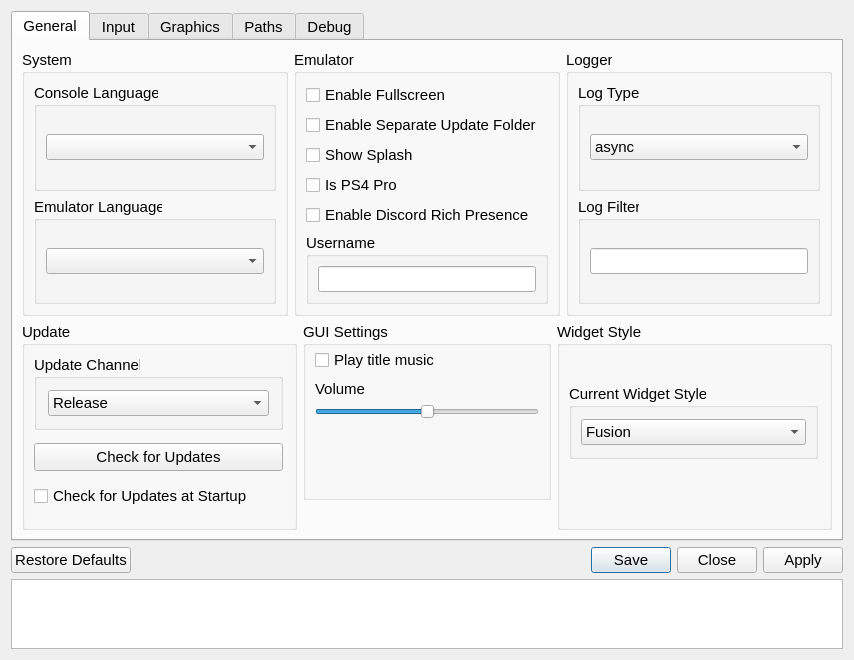
This is src/qt_gui/settings_dialog.ui in shadps4-emu/shadPS4 as Qt 5 draws it before an edit. The edited form follows.
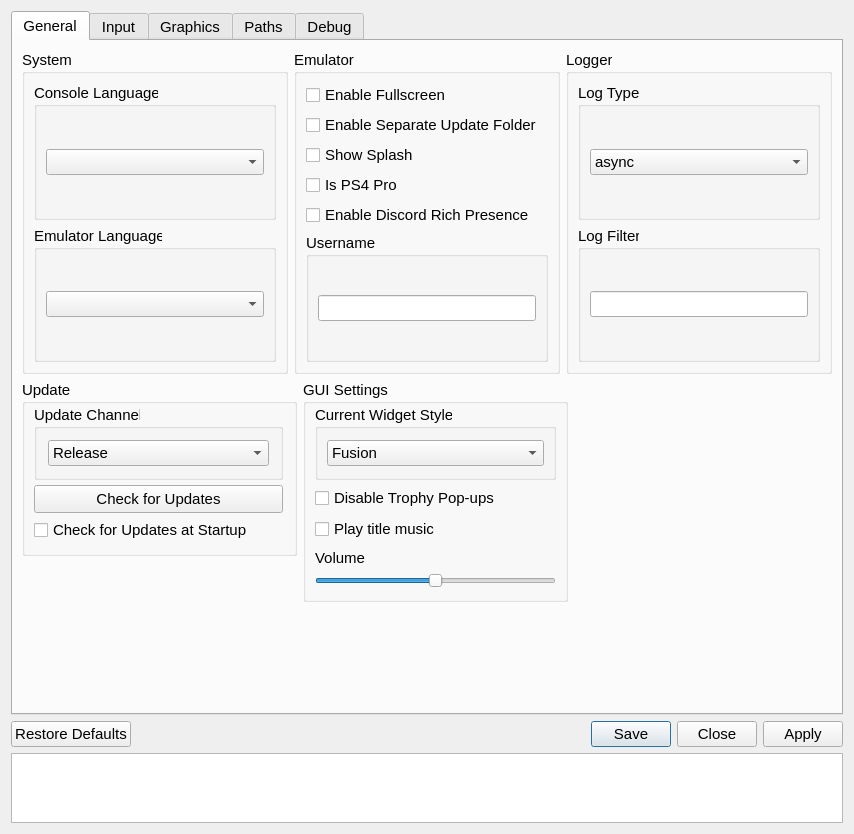
This is the edited form. Icons and pictures are not drawn.

Commit message:
Change location of widget style selection button
This should fix any conflicts with https://github.com/shadps4-emu/shadPS4/commit/433d9459e09cd9ce3a1d02cc78d901b66d25335f

What changed in the file:
```diff
--- a/src/qt_gui/settings_dialog.ui
+++ b/src/qt_gui/settings_dialog.ui
@@ -12,7 +12,7 @@
     <x>0</x>
     <y>0</y>
     <width>854</width>
-    <height>660</height>
+    <height>834</height>
    </rect>
   </property>
   <property name="sizePolicy">
@@ -59,9 +59,9 @@
       <property name="geometry">
        <rect>
         <x>0</x>
-        <y>0</y>
-        <width>822</width>
-        <height>554</height>
+        <y>-97</y>
+        <width>815</width>
+        <height>618</height>
        </rect>
       </property>
       <property name="sizePolicy">
@@ -296,9 +296,7 @@
             <property name="bottomMargin">
              <number>0</number>
             </property>
-           </layout>
-          </item>
-          <item>
+            <item alignment="Qt::AlignmentFlag::AlignTop">
            <widget class="QGroupBox" name="updaterGroupBox">
             <property name="sizePolicy">
              <sizepolicy hsizetype="Preferred" vsizetype="MinimumExpanding">
@@ -443,6 +441,8 @@
             </layout>
            </widget>
           </item>
+           </layout>
+          </item>
           <item>
            <layout class="QVBoxLayout" name="GUITabLayoutMiddle" stretch="0">
             <item alignment="Qt::AlignmentFlag::AlignTop">
@@ -469,6 +469,81 @@
                <property name="bottomMargin">
                 <number>11</number>
                </property>
+               <item>
+                <widget class="QGroupBox" name="widgetComboBox">
+                 <property name="sizePolicy">
+                  <sizepolicy hsizetype="Preferred" vsizetype="Fixed">
+                   <horstretch>0</horstretch>
+                   <verstretch>0</verstretch>
+                  </sizepolicy>
+                 </property>
+                 <property name="minimumSize">
+                  <size>
+                   <width>0</width>
+                   <height>75</height>
+                  </size>
+                 </property>
+                 <property name="maximumSize">
+                  <size>
+                   <width>16777215</width>
+                   <height>16777215</height>
+                  </size>
+                 </property>
+                 <property name="title">
+                  <string>Current Widget Style</string>
+                 </property>
+                 <layout class="QVBoxLayout" name="currentwidgetLayout">
+                  <item>
+                   <widget class="QComboBox" name="currentwidgetComboBox">
+                    <property name="enabled">
+                     <bool>true</bool>
+                    </property>
+                    <property name="sizePolicy">
+                     <sizepolicy hsizetype="Preferred" vsizetype="Fixed">
+                      <horstretch>0</horstretch>
+                      <verstretch>0</verstretch>
+                     </sizepolicy>
+                    </property>
+                    <property name="minimumSize">
+                     <size>
+                      <width>0</width>
+                      <height>0</height>
+                     </size>
+                    </property>
+                    <property name="sizeIncrement">
+                     <size>
+                      <width>0</width>
+                      <height>0</height>
+                     </size>
+                    </property>
+                    <property name="baseSize">
+                     <size>
+                      <width>0</width>
+                      <height>0</height>
+                     </size>
+                    </property>
+                    <item>
+                     <property name="text">
+                      <string>Fusion</string>
+                     </property>
+                    </item>
+                    <item>
+                     <property name="text">
+                      <string>System</string>
+                     </property>
+                    </item>
+                   </widget>
+                  </item>
+                 </layout>
+                </widget>
+               </item>
+               <item>
+                <widget class="QCheckBox" name="disableTrophycheckBox">
+                 <property name="text">
+                  <string>Disable Trophy Pop-ups</string>
+                 </property>
+                </widget>
+               </item>
                <item>
                 <layout class="QVBoxLayout" name="GUIMusicLayout">
                  <property name="topMargin">
@@ -561,129 +636,15 @@
                  </item>
                 </layout>
                </item>
-               <item>
-                <widget class="QWidget" name="GUIwidgetSpacer" native="true">
-                 <property name="minimumSize">
-                  <size>
-                   <width>0</width>
-                   <height>61</height>
-                  </size>
-                 </property>
-                </widget>
-               </item>
               </layout>
              </widget>
             </item>
            </layout>
           </item>
           <item>
-           <layout class="QVBoxLayout" name="WidgetTabLayoutRight">
+           <layout class="QVBoxLayout" name="EmptyTabLayoutRight">
             <item>
-             <widget class="QGroupBox" name="widgetGroupBox">
-              <property name="sizePolicy">
-               <sizepolicy hsizetype="Preferred" vsizetype="MinimumExpanding">
-                <horstretch>0</horstretch>
-                <verstretch>0</verstretch>
-               </sizepolicy>
-              </property>
-              <property name="minimumSize">
-               <size>
-                <width>275</width>
-                <height>0</height>
-               </size>
-              </property>
-              <property name="maximumSize">
-               <size>
-                <width>16777215</width>
-                <height>16777215</height>
-               </size>
-              </property>
-              <property name="title">
-               <string>Widget Style</string>
-              </property>
-              <layout class="QVBoxLayout" name="widgetLayout" stretch="0,0">
-               <property name="spacing">
-                <number>5</number>
-               </property>
-               <property name="topMargin">
-                <number>1</number>
-               </property>
-               <property name="rightMargin">
-                <number>11</number>
-               </property>
-               <property name="bottomMargin">
-                <number>11</number>
-               </property>
-               <item>
-                <widget class="QGroupBox" name="widgetComboBox">
-                 <property name="sizePolicy">
-                  <sizepolicy hsizetype="Preferred" vsizetype="Fixed">
-                   <horstretch>0</horstretch>
-                   <verstretch>0</verstretch>
-                  </sizepolicy>
-                 </property>
-                 <property name="minimumSize">
-                  <size>
-                   <width>0</width>
-                   <height>75</height>
-                  </size>
-                 </property>
-                 <property name="maximumSize">
-                  <size>
-                   <width>16777215</width>
-                   <height>16777215</height>
-                  </size>
-                 </property>
-                 <property name="title">
-                  <string>Current Widget Style</string>
-                 </property>
-                 <layout class="QVBoxLayout" name="currentwidgetLayout">
-                  <item>
-                   <widget class="QComboBox" name="currentwidgetComboBox">
-                    <property name="enabled">
-                     <bool>true</bool>
-                    </property>
-                    <property name="sizePolicy">
-                     <sizepolicy hsizetype="Preferred" vsizetype="Fixed">
-                      <horstretch>0</horstretch>
-                      <verstretch>0</verstretch>
-                     </sizepolicy>
-                    </property>
-                    <property name="minimumSize">
-                     <size>
-                      <width>0</width>
-                      <height>0</height>
-                     </size>
-                    </property>
-                    <property name="sizeIncrement">
-                     <size>
-                      <width>0</width>
-                      <height>0</height>
-                     </size>
-                    </property>
-                    <property name="baseSize">
-                     <size>
-                      <width>0</width>
-                      <height>0</height>
-                     </size>
-                    </property>
-                    <item>
-                     <property name="text">
-                      <string>Fusion</string>
-                     </property>
-                    </item>
-                    <item>
-                     <property name="text">
-                      <string>System</string>
-                     </property>
-                    </item>
-                   </widget>
-                  </item>
-                 </layout>
-                </widget>
-               </item>
-               <item>
-                <spacer name="horizontalSpacer">
+             <spacer name="emptyHorizontalSpacer">
                  <property name="orientation">
                   <enum>Qt::Orientation::Horizontal</enum>
                  </property>
@@ -694,9 +655,6 @@
                   </size>
                  </property>
                 </spacer>
-               </item>
-              </layout>
-             </widget>
             </item>
            </layout>
           </item>
@@ -803,7 +761,7 @@
                   <property name="bottomMargin">
                    <number>5</number>
                   </property>
-                  <item alignment="Qt::AlignmentFlag::AlignHCenter">
+                  <item>
                    <widget class="QSpinBox" name="idleTimeoutSpinBox">
                     <property name="enabled">
                      <bool>true</bool>
@@ -1235,8 +1193,8 @@
             <widget class="QListWidget" name="gameFoldersListWidget">
              <property name="geometry">
               <rect>
-               <x>6</x>
-               <y>32</y>
+               <x>0</x>
+               <y>20</y>
                <width>401</width>
                <height>331</height>
               </rect>
@@ -1246,9 +1204,9 @@
              <property name="geometry">
               <rect>
                <x>100</x>
-               <y>380</y>
+               <y>360</y>
                <width>91</width>
-               <height>42</height>
+               <height>24</height>
               </rect>
              </property>
              <property name="text">
@@ -1259,9 +1217,9 @@
              <property name="geometry">
               <rect>
                <x>199</x>
-               <y>380</y>
+               <y>360</y>
                <width>91</width>
-               <height>42</height>
+               <height>24</height>
               </rect>
              </property>
              <property name="text">
```
Lines whose indentation alone changed are shown as unchanged. The commit also changes 3 other files.
